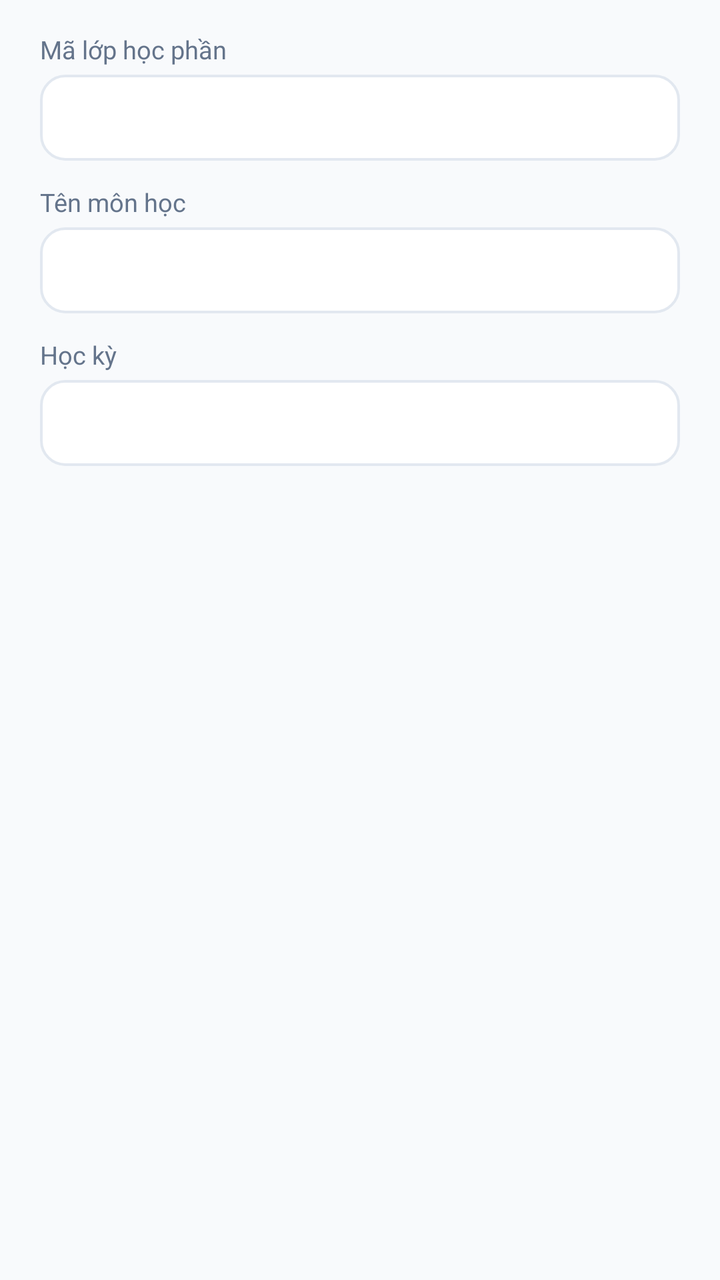
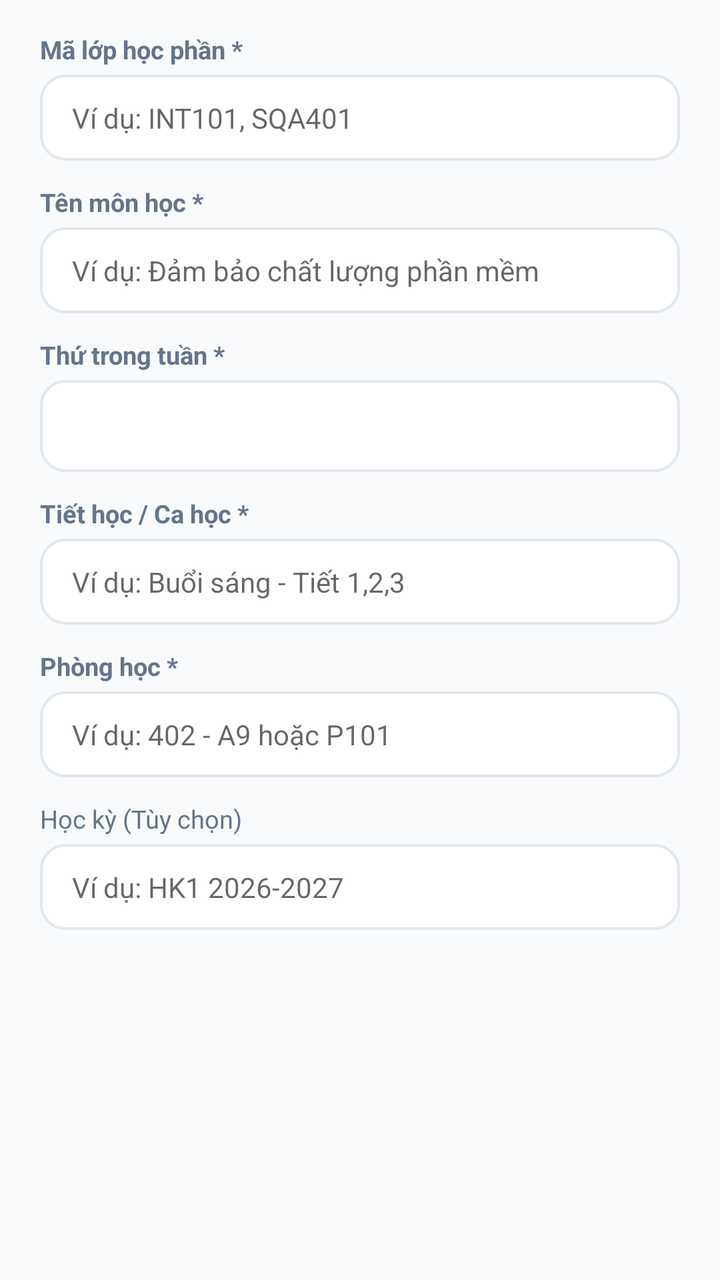

Compare the two renders of this Android layout. The source of the first and the diff that turns it into the second are given below.
<!-- AndroidManifest.xml: application theme Theme.SmartAttendance -->
<!-- res/layout/dialog_create_class.xml -->
<?xml version="1.0" encoding="utf-8"?>
<LinearLayout xmlns:android="http://schemas.android.com/apk/res/android"
    android:layout_width="match_parent"
    android:layout_height="wrap_content"
    android:orientation="vertical"
    android:paddingStart="20dp"
    android:paddingTop="16dp"
    android:paddingEnd="20dp"
    android:paddingBottom="8dp">

    <TextView
        android:layout_width="wrap_content"
        android:layout_height="wrap_content"
        android:layout_marginBottom="4dp"
        android:text="Mã lớp học phần"
        android:textColor="@color/text_secondary"
        android:textSize="12.5sp" />

    <EditText
        android:id="@+id/codeInput"
        android:layout_width="match_parent"
        android:layout_height="wrap_content"
        android:layout_marginBottom="12dp"
        android:background="@drawable/bg_input_field"
        android:inputType="textCapCharacters|textNoSuggestions"
        android:maxLength="32"
        android:textColor="@color/text_primary"
        android:textSize="14sp" />

    <TextView
        android:layout_width="wrap_content"
        android:layout_height="wrap_content"
        android:layout_marginBottom="4dp"
        android:text="Tên môn học"
        android:textColor="@color/text_secondary"
        android:textSize="12.5sp" />

    <EditText
        android:id="@+id/nameInput"
        android:layout_width="match_parent"
        android:layout_height="wrap_content"
        android:layout_marginBottom="12dp"
        android:background="@drawable/bg_input_field"
        android:inputType="text"
        android:maxLength="200"
        android:textColor="@color/text_primary"
        android:textSize="14sp" />

    <TextView
        android:layout_width="wrap_content"
        android:layout_height="wrap_content"
        android:layout_marginBottom="4dp"
        android:text="Học kỳ"
        android:textColor="@color/text_secondary"
        android:textSize="12.5sp" />

    <EditText
        android:id="@+id/semesterInput"
        android:layout_width="match_parent"
        android:layout_height="wrap_content"
        android:background="@drawable/bg_input_field"
        android:inputType="text"
        android:maxLength="50"
        android:textColor="@color/text_primary"
        android:textSize="14sp" />
</LinearLayout>
<!-- resources referenced by this layout -->
<resources>
  <color name="text_primary">#0F172A</color>
  <color name="text_secondary">#64748B</color>
  <!-- drawable bg_input_field (drawable) -->
  <?xml version="1.0" encoding="utf-8"?>
  <shape xmlns:android="http://schemas.android.com/apk/res/android"
      android:shape="rectangle">
      <solid android:color="#FFFFFF" />
      <stroke android:width="1.2dp" android:color="@color/card_border" />
      <corners android:radius="12dp" />
      <padding
          android:left="16dp"
          android:top="12dp"
          android:right="16dp"
          android:bottom="12dp" />
  </shape>
  <style name="Theme.SmartAttendance" parent="Theme.MaterialComponents.DayNight.NoActionBar">
          
          <item name="colorPrimary">@color/brand_primary</item>
          <item name="colorPrimaryVariant">@color/brand_primary_dark</item>
          <item name="colorOnPrimary">@color/text_on_primary</item>
          
          <item name="colorSecondary">@color/brand_secondary</item>
          <item name="colorSecondaryVariant">@color/brand_primary_dark</item>
          <item name="colorOnSecondary">@color/text_on_primary</item>
          
          <item name="android:statusBarColor">@color/canvas_bg</item>
          <item name="android:windowLightStatusBar" tools:targetApi="m">true</item>
          
          <item name="android:windowBackground">@color/canvas_bg</item>
      </style>
  <color name="card_border">#E2E8F0</color>
  <color name="brand_primary">#0F60B6</color>
  <color name="brand_primary_dark">#0A4380</color>
  <color name="text_on_primary">#FFFFFF</color>
  <color name="brand_secondary">#0284C7</color>
  <color name="canvas_bg">#F8FAFC</color>
</resources>

<!-- the commit's change to res/layout/dialog_create_class.xml (unified diff, before → after) -->
@@ -1,66 +1,137 @@
 <?xml version="1.0" encoding="utf-8"?>
-<LinearLayout xmlns:android="http://schemas.android.com/apk/res/android"
+<ScrollView xmlns:android="http://schemas.android.com/apk/res/android"
     android:layout_width="match_parent"
-    android:layout_height="wrap_content"
-    android:orientation="vertical"
-    android:paddingStart="20dp"
-    android:paddingTop="16dp"
-    android:paddingEnd="20dp"
-    android:paddingBottom="8dp">
+    android:layout_height="wrap_content">
 
-    <TextView
-        android:layout_width="wrap_content"
-        android:layout_height="wrap_content"
-        android:layout_marginBottom="4dp"
-        android:text="Mã lớp học phần"
-        android:textColor="@color/text_secondary"
-        android:textSize="12.5sp" />
-
-    <EditText
-        android:id="@+id/codeInput"
+    <LinearLayout
         android:layout_width="match_parent"
         android:layout_height="wrap_content"
-        android:layout_marginBottom="12dp"
-        android:background="@drawable/bg_input_field"
-        android:inputType="textCapCharacters|textNoSuggestions"
-        android:maxLength="32"
-        android:textColor="@color/text_primary"
-        android:textSize="14sp" />
+        android:orientation="vertical"
+        android:paddingStart="20dp"
+        android:paddingTop="16dp"
+        android:paddingEnd="20dp"
+        android:paddingBottom="12dp">
 
-    <TextView
-        android:layout_width="wrap_content"
-        android:layout_height="wrap_content"
-        android:layout_marginBottom="4dp"
-        android:text="Tên môn học"
-        android:textColor="@color/text_secondary"
-        android:textSize="12.5sp" />
+        <TextView
+            android:layout_width="wrap_content"
+            android:layout_height="wrap_content"
+            android:layout_marginBottom="4dp"
+            android:text="Mã lớp học phần *"
+            android:textColor="@color/text_secondary"
+            android:textSize="12.5sp"
+            android:textStyle="bold" />
 
-    <EditText
-        android:id="@+id/nameInput"
-        android:layout_width="match_parent"
-        android:layout_height="wrap_content"
-        android:layout_marginBottom="12dp"
-        android:background="@drawable/bg_input_field"
-        android:inputType="text"
-        android:maxLength="200"
-        android:textColor="@color/text_primary"
-        android:textSize="14sp" />
+        <EditText
+            android:id="@+id/codeInput"
+            android:layout_width="match_parent"
+            android:layout_height="wrap_content"
+            android:layout_marginBottom="12dp"
+            android:background="@drawable/bg_input_field"
+            android:hint="Ví dụ: INT101, SQA401"
+            android:inputType="textCapCharacters|textNoSuggestions"
+            android:maxLength="32"
+            android:textColor="@color/text_primary"
+            android:textSize="14sp" />
 
-    <TextView
-        android:layout_width="wrap_content"
-        android:layout_height="wrap_content"
-        android:layout_marginBottom="4dp"
-        android:text="Học kỳ"
-        android:textColor="@color/text_secondary"
-        android:textSize="12.5sp" />
+        <TextView
+            android:layout_width="wrap_content"
+            android:layout_height="wrap_content"
+            android:layout_marginBottom="4dp"
+            android:text="Tên môn học *"
+            android:textColor="@color/text_secondary"
+            android:textSize="12.5sp"
+            android:textStyle="bold" />
 
-    <EditText
-        android:id="@+id/semesterInput"
-        android:layout_width="match_parent"
-        android:layout_height="wrap_content"
-        android:background="@drawable/bg_input_field"
-        android:inputType="text"
-        android:maxLength="50"
-        android:textColor="@color/text_primary"
-        android:textSize="14sp" />
-</LinearLayout>
+        <EditText
+            android:id="@+id/nameInput"
+            android:layout_width="match_parent"
+            android:layout_height="wrap_content"
+            android:layout_marginBottom="12dp"
+            android:background="@drawable/bg_input_field"
+            android:hint="Ví dụ: Đảm bảo chất lượng phần mềm"
+            android:inputType="text"
+            android:maxLength="200"
+            android:textColor="@color/text_primary"
+            android:textSize="14sp" />
+
+        <TextView
+            android:layout_width="wrap_content"
+            android:layout_height="wrap_content"
+            android:layout_marginBottom="4dp"
+            android:text="Thứ trong tuần *"
+            android:textColor="@color/text_secondary"
+            android:textSize="12.5sp"
+            android:textStyle="bold" />
+
+        <Spinner
+            android:id="@+id/spinnerDayOfWeek"
+            android:layout_width="match_parent"
+            android:layout_height="46dp"
+            android:layout_marginBottom="12dp"
+            android:background="@drawable/bg_input_field"
+            android:paddingStart="12dp"
+            android:paddingEnd="12dp" />
+
+        <TextView
+            android:layout_width="wrap_content"
+            android:layout_height="wrap_content"
+            android:layout_marginBottom="4dp"
+            android:text="Tiết học / Ca học *"
+            android:textColor="@color/text_secondary"
+            android:textSize="12.5sp"
+            android:textStyle="bold" />
+
+        <AutoCompleteTextView
+            android:id="@+id/shiftInput"
+            android:layout_width="match_parent"
+            android:layout_height="wrap_content"
+            android:layout_marginBottom="12dp"
+            android:background="@drawable/bg_input_field"
+            android:completionThreshold="1"
+            android:hint="Ví dụ: Buổi sáng - Tiết 1,2,3"
+            android:inputType="text"
+            android:maxLength="100"
+            android:textColor="@color/text_primary"
+            android:textSize="14sp" />
+
+        <TextView
+            android:layout_width="wrap_content"
+            android:layout_height="wrap_content"
+            android:layout_marginBottom="4dp"
+            android:text="Phòng học *"
+            android:textColor="@color/text_secondary"
+            android:textSize="12.5sp"
+            android:textStyle="bold" />
+
+        <EditText
+            android:id="@+id/roomInput"
+            android:layout_width="match_parent"
+            android:layout_height="wrap_content"
+            android:layout_marginBottom="12dp"
+            android:background="@drawable/bg_input_field"
+            android:hint="Ví dụ: 402 - A9 hoặc P101"
+            android:inputType="text"
+            android:maxLength="200"
+            android:textColor="@color/text_primary"
+            android:textSize="14sp" />
+
+        <TextView
+            android:layout_width="wrap_content"
+            android:layout_height="wrap_content"
+            android:layout_marginBottom="4dp"
+            android:text="Học kỳ (Tùy chọn)"
+            android:textColor="@color/text_secondary"
+            android:textSize="12.5sp" />
+
+        <EditText
+            android:id="@+id/semesterInput"
+            android:layout_width="match_parent"
+            android:layout_height="wrap_content"
+            android:background="@drawable/bg_input_field"
+            android:hint="Ví dụ: HK1 2026-2027"
+            android:inputType="text"
+            android:maxLength="50"
+            android:textColor="@color/text_primary"
+            android:textSize="14sp" />
+    </LinearLayout>
+</ScrollView>
